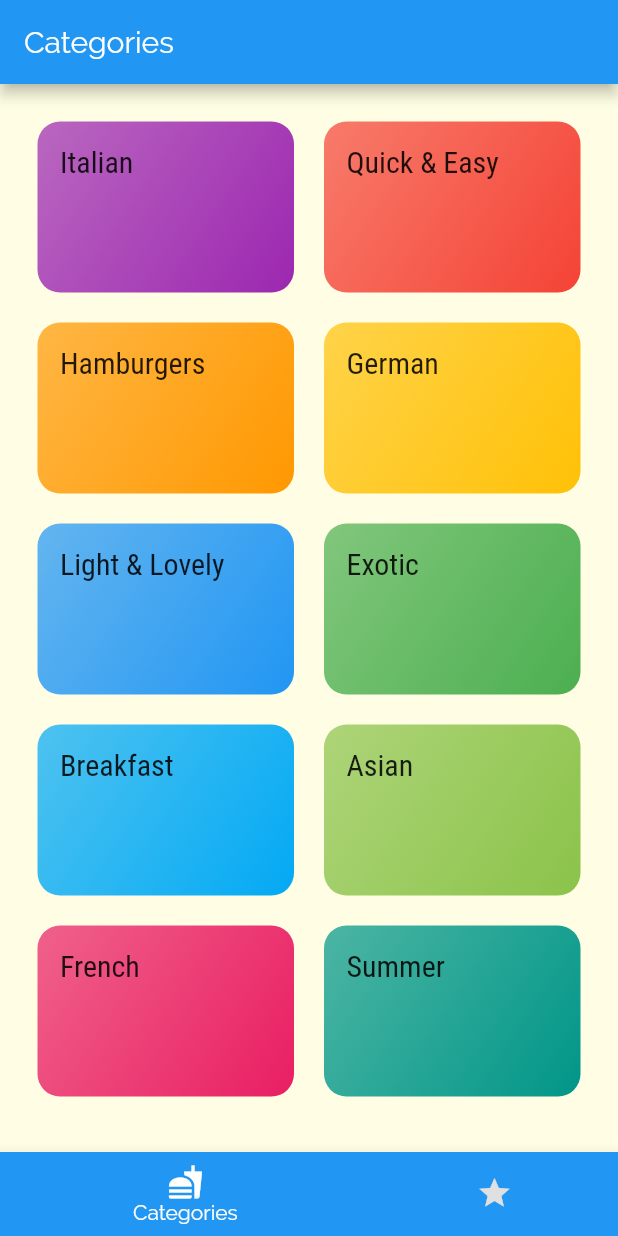
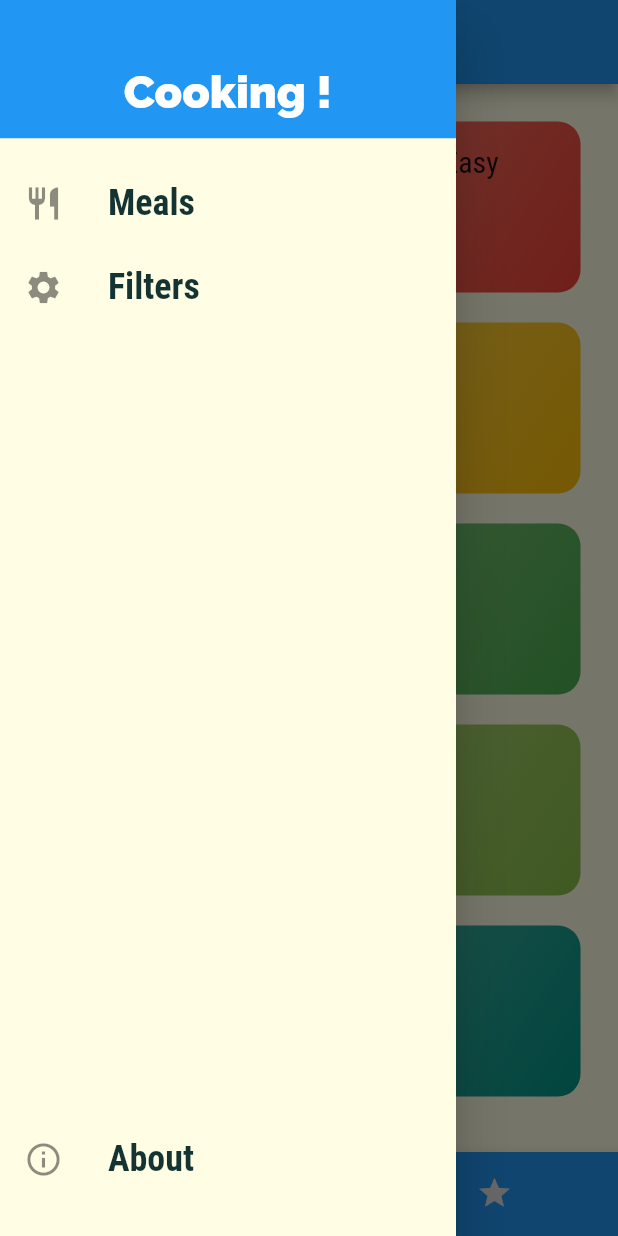
Before and after one commit to BLKKKBVSIK/FlutterTraining-MealApp, a Flutter app: the screen it shows after launch, with the side drawer open (before the commit the screen has no drawer), on a phone screen of 412 x 824 dp. Run offline on Flutter 3.47's test engine with Material 2 defaults, Android fonts, the phone set to English and light mode, and no system bars.

Commit message:
Clean Drawer w/ pushReplacementNamed routes

```diff
--- a/lib/main.dart
+++ b/lib/main.dart
@@ -1,6 +1,7 @@
 import 'package:flutter/material.dart';
 import 'package:meal_app/screens/categories_screen.dart';
 import 'package:meal_app/screens/category_meals_screen.dart';
+import 'package:meal_app/screens/filters_screen.dart';
 import 'package:meal_app/screens/meal_detail_screen.dart';
 import 'package:meal_app/screens/tabs_screen.dart';
 
@@ -26,6 +27,7 @@ class MyApp extends StatelessWidget {
       routes: {
         CategoryMealsScreen.routeName: (ctx) => CategoryMealsScreen(),
         MealDetailScreen.routeName: (ctx) => MealDetailScreen(),
+        FilterScreen.routeName: (ctx) => FilterScreen(),
       },
       onUnknownRoute: (settings) {
         MaterialPageRoute(builder: (ctx) => CategorieScreen());
--- /dev/null
+++ b/lib/screens/filters_screen.dart
@@ -0,0 +1,17 @@
+import 'package:flutter/material.dart';
+
+class FilterScreen extends StatelessWidget {
+  static const routeName = '/filters';
+
+  @override
+  Widget build(BuildContext context) {
+    return Scaffold(
+      appBar: AppBar(
+        title: Text('Filters'),
+      ),
+      body: Center(
+        child: Text('Settings'),
+      ),
+    );
+  }
+}
--- a/lib/screens/tabs_screen.dart
+++ b/lib/screens/tabs_screen.dart
@@ -1,6 +1,7 @@
 import 'package:flutter/material.dart';
 import 'package:meal_app/screens/categories_screen.dart';
 import 'package:meal_app/screens/favorites_screen.dart';
+import 'package:meal_app/widgets/main_drawer.dart';
 
 class TabsScreen extends StatefulWidget {
   @override
@@ -27,6 +28,7 @@ class _TabsScreenState extends State<TabsScreen> {
       appBar: AppBar(
         title: Text(_pages[_selectedPageIndex]['title']),
       ),
+      drawer: MainDrawer(),
       body: _pages[_selectedPageIndex]['page'],
       bottomNavigationBar: BottomNavigationBar(
         onTap: _selectPage,
--- /dev/null
+++ b/lib/widgets/main_drawer.dart
@@ -0,0 +1,76 @@
+import 'package:flutter/material.dart';
+import 'package:meal_app/screens/filters_screen.dart';
+
+class MainDrawer extends StatelessWidget {
+  Widget buildListTile(String title, IconData icon, Function tapHandler) {
+    return ListTile(
+            leading: Icon(
+              icon,
+              size: 26,
+            ),
+            title: Text(title,
+              style: TextStyle(
+                fontFamily: 'RobotoCondensed',
+                fontSize: 24,
+                fontWeight: FontWeight.bold,
+              ),
+            ),
+            onTap: tapHandler ,
+          );
+  }
+
+  @override
+  Widget build(BuildContext context) {
+    return Drawer(
+      child: Column(
+        children: <Widget>[
+          Container(
+            height: (MediaQuery.of(context).size.height -
+                      AppBar().preferredSize.height -
+                      MediaQuery.of(context).padding.top) *
+                  0.12,
+            width: double.infinity,
+            padding: EdgeInsets.only(
+              top: (MediaQuery.of(context).size.height -
+                      AppBar().preferredSize.height -
+                      MediaQuery.of(context).padding.top) *
+                  0.04,
+            ),
+            alignment: Alignment.center,
+            color: Theme.of(context).accentColor,
+            child: Text(
+              'Cooking !',
+              style: TextStyle(
+                fontWeight: FontWeight.w900,
+                fontSize: 30,
+                color: Colors.white,
+              ),
+            ),
+          ),
+          SizedBox(
+            height: (MediaQuery.of(context).size.height -
+                      AppBar().preferredSize.height -
+                      MediaQuery.of(context).padding.top) *
+                  0.02,
+          ),
+          buildListTile('Meals', Icons.restaurant, () {
+            Navigator.of(context).pushReplacementNamed('/');
+          }),
+          buildListTile('Filters', Icons.settings, () {
+            Navigator.of(context).pushNamed(FilterScreen.routeName);
+          }),
+          Expanded(
+            child: Align(
+              alignment: Alignment.bottomCenter,
+              child: buildListTile('About', Icons.info_outline, () {}),
+            ),
+          ),
+          SizedBox(height: (MediaQuery.of(context).size.height -
+                      AppBar().preferredSize.height -
+                      MediaQuery.of(context).padding.top) *
+                  0.03,)
+        ],
+      ),
+    );
+  }
+}
```
